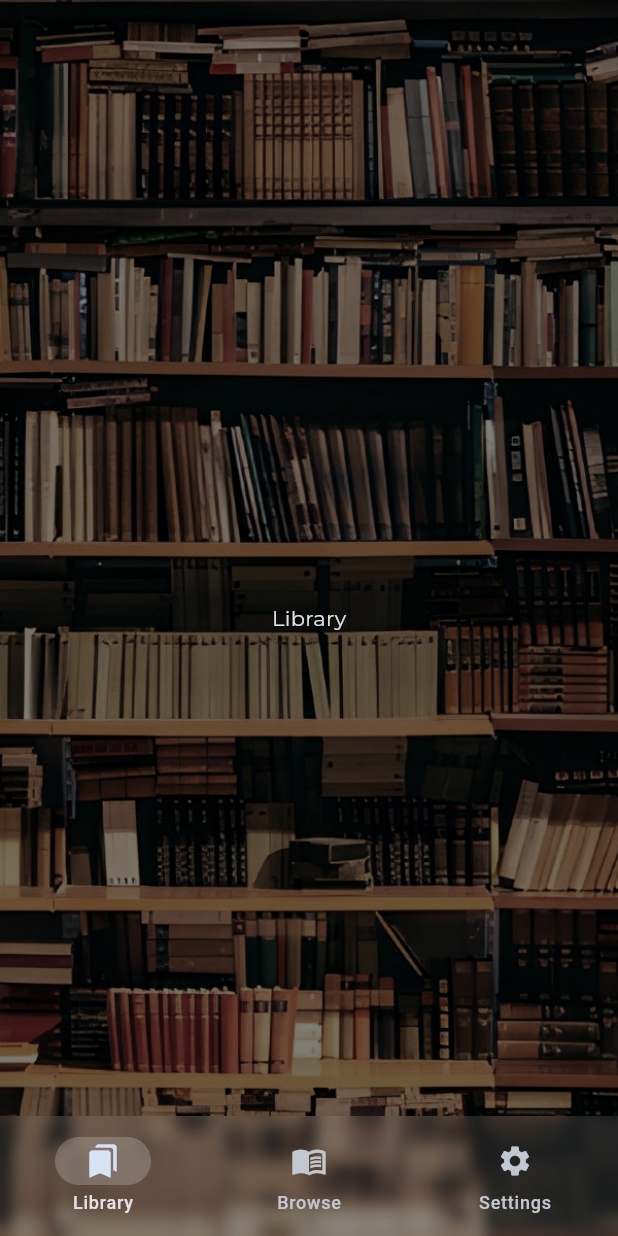
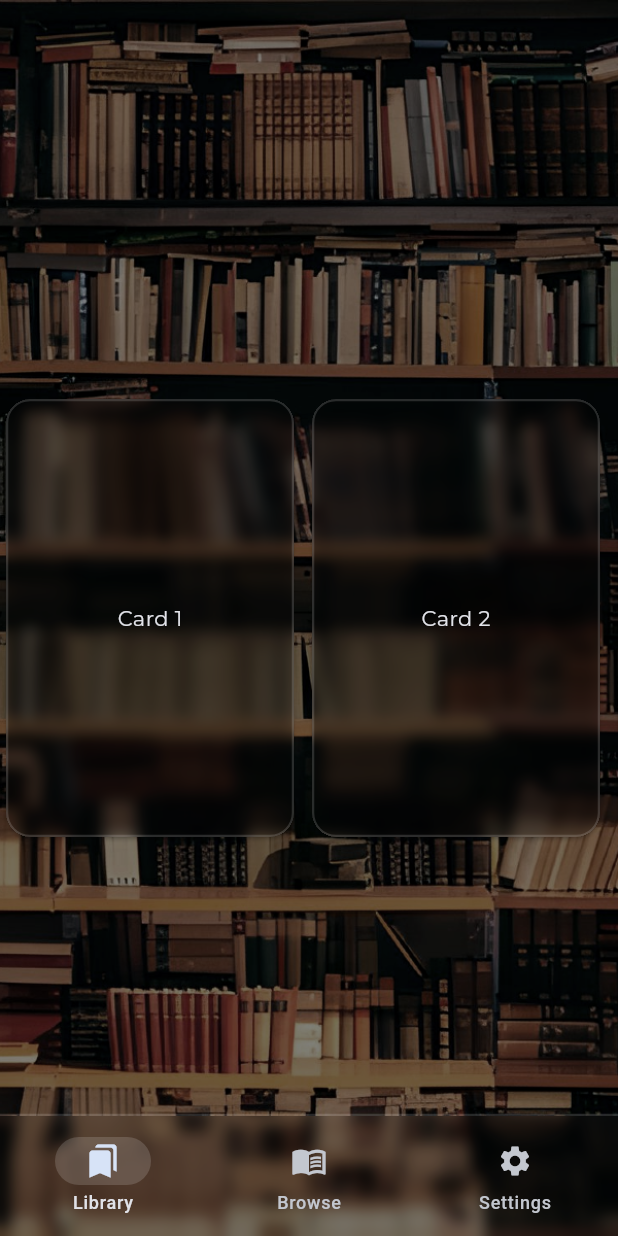
Before and after one commit to rnewquist/mreader, a Flutter app: the screen it shows after launch, on a phone screen of 412 x 824 dp. Run offline on Flutter 3.47's test engine with Material 3 defaults, Android fonts, the phone set to English and light mode, and no system bars; our stand-ins replace firebase_core, flutter_riverpod, go_router, google_fonts; accounts and stored records are empty.

Commit message:
created glass cards

```diff
--- /dev/null
+++ b/lib/page_widget.dart
@@ -0,0 +1,11 @@
+import 'package:flutter/material.dart';
+import 'package:flutter_riverpod/flutter_riverpod.dart';
+
+abstract class PageWidget extends ConsumerWidget {
+  const PageWidget({super.key, required this.routeLocation, required this.routeName});
+
+  @override
+  Widget build(BuildContext context, WidgetRef ref);
+  final String routeLocation;
+  final String routeName;
+}
--- a/lib/pages/home.dart
+++ b/lib/pages/home.dart
@@ -1,7 +1,6 @@
-import 'dart:ui';
-
 import 'package:flutter/material.dart';
 import 'package:go_router/go_router.dart';
+import 'package:mreader/widgets/glass.dart';
 
 class HomePage extends StatelessWidget {
   const HomePage({super.key, required this.navigationShell});
@@ -18,12 +17,14 @@ class HomePage extends StatelessWidget {
                   image: AssetImage('assets/images/library.png'),
                   fit: BoxFit.cover)),
           child: navigationShell),
-      bottomNavigationBar:ClipRect(
-        child: BackdropFilter(
-          filter: ImageFilter.blur(sigmaX: 5, sigmaY: 5),
+      bottomNavigationBar:Column(
+        mainAxisSize: MainAxisSize.min,
+        children: [
+          Container(height: 1.5,color: Colors.white.withOpacity(0.15),),
+          Glass(
             child: NavigationBar(
-            backgroundColor: Colors.white.withOpacity(0.1),
-            indicatorColor: Colors.white.withOpacity(0.2),
+              backgroundColor: Colors.transparent,
+              indicatorColor: Colors.white.withOpacity(0.15),
                     selectedIndex: navigationShell.currentIndex,
                     destinations: const [
                       NavigationDestination(
@@ -45,6 +46,7 @@ class HomePage extends StatelessWidget {
                     },
                   ),
           ),
+        ],
       ),
     );
   }
--- a/lib/pages/library.dart
+++ b/lib/pages/library.dart
@@ -1,5 +1,6 @@
 import 'package:flutter/material.dart';
 import 'package:flutter_riverpod/flutter_riverpod.dart';
+import 'package:mreader/widgets/display_card.dart';
 
 class LibraryPage extends ConsumerWidget {
   const LibraryPage({super.key});
@@ -8,8 +9,73 @@ class LibraryPage extends ConsumerWidget {
   static String get routeName => 'Library';
   @override
   Widget build(BuildContext context, WidgetRef ref) {
-  return const Center(
-      child: Text('Library'),
+    return const SingleChildScrollView(
+      scrollDirection: Axis.horizontal,
+      child: Row(
+        children: [
+          DisplayCard(
+            child: Center(
+              child: Text('Card 1'),
+            ),
+          ),
+          SizedBox(
+            width: 4,
+          ),
+          DisplayCard(
+            child: Center(
+              child: Text('Card 2'),
+            ),
+          ),
+          SizedBox(
+            width: 4,
+          ),
+          DisplayCard(
+            child: Center(
+              child: Text('Card 3'),
+            ),
+          ),
+          SizedBox(
+            width: 4,
+          ),
+          DisplayCard(
+            child: Center(
+              child: Text('Card 4'),
+            ),
+          ),
+          SizedBox(
+            width: 4,
+          ),
+          DisplayCard(
+            child: Center(
+              child: Text('Card 5'),
+            ),
+          ),
+          SizedBox(
+            width: 4,
+          ),
+          DisplayCard(
+            child: Center(
+              child: Text('Card 6'),
+            ),
+          ),
+          SizedBox(
+            width: 4,
+          ),
+          DisplayCard(
+            child: Center(
+              child: Text('Card 7'),
+            ),
+          ),
+          SizedBox(
+            width: 4,
+          ),
+          DisplayCard(
+            child: Center(
+              child: Text('Card 8'),
+            ),
+          ),
+        ],
+      ),
     );
   }
 }
--- /dev/null
+++ b/lib/widgets/display_card.dart
@@ -0,0 +1,26 @@
+import 'package:flutter/material.dart';
+import 'package:mreader/widgets/glass.dart';
+
+class DisplayCard extends StatelessWidget {
+  const DisplayCard({required this.child, super.key});
+  final Widget child;
+
+  @override
+  Widget build(BuildContext context) {
+    return SizedBox(
+      width: 200,
+      height: 300,
+      child: Card(
+          color: Colors.transparent,
+          clipBehavior: Clip.hardEdge,
+          shape: RoundedRectangleBorder(
+            borderRadius: BorderRadius.circular(16),
+            side: BorderSide(
+              color: Colors.white.withOpacity(0.15),
+              width: 1.5,
+            ),
+          ),
+          child: Glass(child: child)),
+    );
+  }
+}
--- /dev/null
+++ b/lib/widgets/glass.dart
@@ -0,0 +1,25 @@
+import 'dart:ui';
+
+import 'package:flutter/material.dart';
+
+class Glass extends StatelessWidget {
+  const Glass(
+      {required this.child, this.padding = const EdgeInsets.all(0), super.key});
+  final Widget child;
+  final EdgeInsets padding;
+  @override
+  Widget build(BuildContext context) {
+    return ClipRect(
+      child: BackdropFilter(
+        filter: ImageFilter.blur(sigmaX: 5, sigmaY: 5),
+        child: Container(
+          color: Colors.black.withOpacity(0.05),
+          child: Padding(
+            padding: padding,
+            child: child,
+          ),
+        ),
+      ),
+    );
+  }
+}
```
Lines whose indentation alone changed are shown as unchanged.
